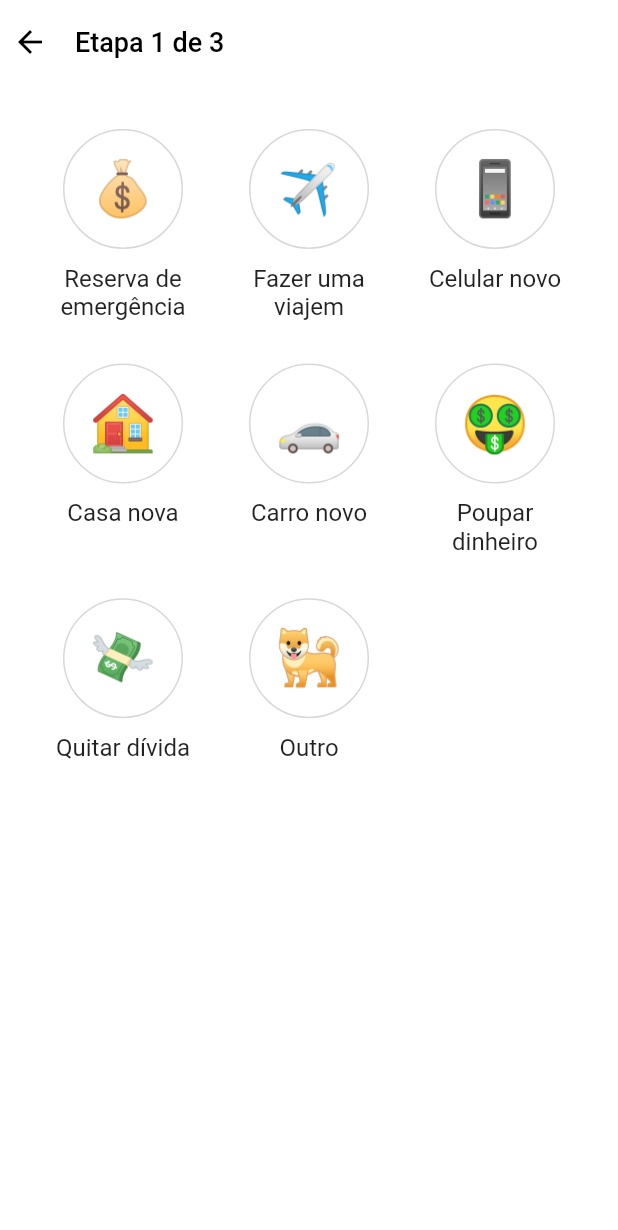
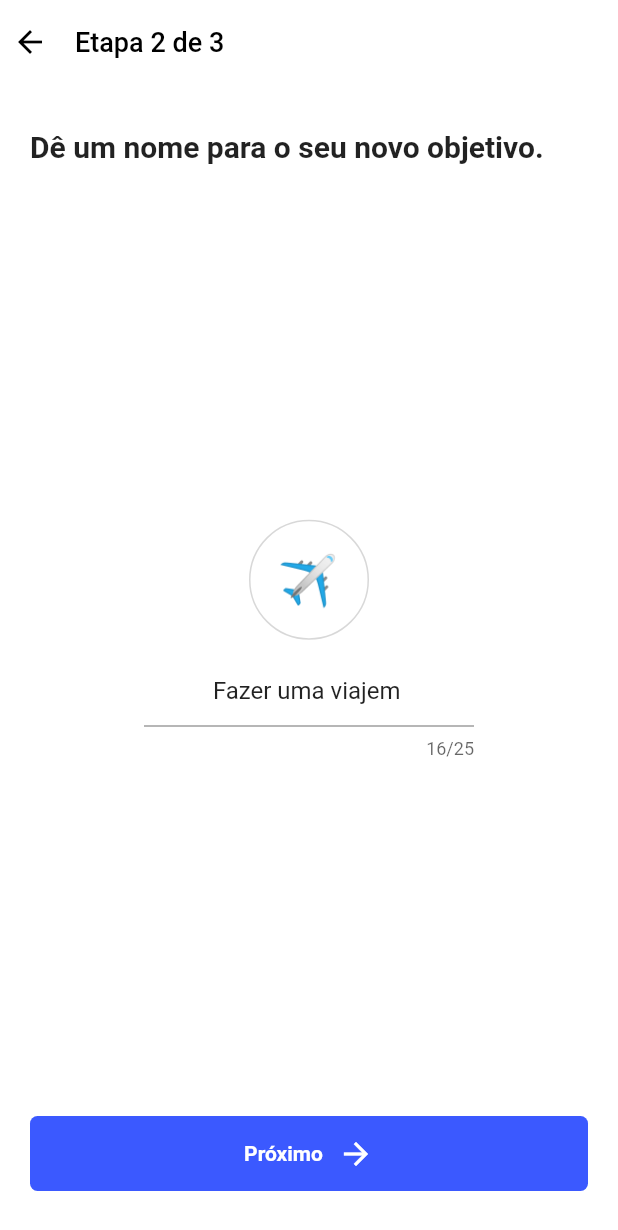
Before and after one commit to jpssantiago/cofrinho_digital, a Flutter app: the SelectGoalTypePage screen opened by its route, after a tap on an icon or button, on a phone screen of 412 x 824 dp. Shown: the top 1230 px of the screen. Run offline on Flutter 3.47's test engine with Material 2 defaults, Android fonts, the phone set to English and light mode, and no system bars; our stand-ins replace sqflite; accounts and stored records are empty.

Commit message:
Adicionado 1a versão da página de editar nome pra adicionar objetivo.

```diff
--- a/lib/main.dart
+++ b/lib/main.dart
@@ -10,6 +10,7 @@ import 'pages/main/main_page.dart';
 import 'pages/profile/profile_page.dart';
 import 'pages/edit_profile/edit_profile_page.dart';
 import 'pages/add_goal/select_goal_type_page.dart';
+import 'pages/add_goal/goal_name_page.dart';
 
 void main() async {
   WidgetsFlutterBinding.ensureInitialized();
@@ -32,6 +33,7 @@ class MyApp extends StatelessWidget {
           '/profile': (context) => const ProfilePage(),
           '/edit_profile': (context) => const EditProfilePage(),
           '/select_goal_type': (context) => const SelectGoalTypePage(),
+          '/goal_name': (context) => const GoalNamePage(),
         },
         initialRoute: '/welcome',
         theme: _buildTheme(),
--- /dev/null
+++ b/lib/pages/add_goal/goal_name_page.dart
@@ -0,0 +1,132 @@
+import 'package:flutter/material.dart';
+
+import '/widgets/custom_app_bar.dart';
+import '/models/goal_category_model.dart';
+
+class GoalNamePage extends StatelessWidget {
+  const GoalNamePage({Key? key}) : super(key: key);
+
+  @override
+  Widget build(BuildContext context) {
+    Object? args = ModalRoute.of(context)!.settings.arguments;
+    GoalCategoryModel category = args as GoalCategoryModel;
+    TextEditingController _controller = TextEditingController(
+      text: category.name,
+    );
+
+    Widget _buildTitle() {
+      return const Padding(
+        padding: EdgeInsets.only(left: 20, top: 30, right: 20),
+        child: Text(
+          'Dê um nome para o seu novo objetivo.',
+          style: TextStyle(
+            fontSize: 20,
+            fontWeight: FontWeight.bold,
+          ),
+        ),
+      );
+    }
+
+    Widget _buildEmoji() {
+      return Center(
+        child: Container(
+          width: 80,
+          height: 80,
+          decoration: BoxDecoration(
+            shape: BoxShape.circle,
+            border: Border.all(
+              color: const Color(0xFFD8D8D8),
+            ),
+          ),
+          child: Center(
+            child: Text(
+              category.emoji,
+              style: const TextStyle(
+                fontSize: 36,
+              ),
+              textAlign: TextAlign.center,
+            ),
+          ),
+        ),
+      );
+    }
+
+    Widget _buildInput() {
+      return Padding(
+        padding: const EdgeInsets.only(top: 10),
+        child: Center(
+          child: SizedBox(
+            width: 220,
+            child: TextField(
+              textAlign: TextAlign.center,
+              controller: _controller,
+              maxLength: 25,
+              decoration: const InputDecoration(),
+            ),
+          ),
+        ),
+      );
+    }
+
+    Widget _buildButton() {
+      void handleSubmit() {
+        String name = _controller.text;
+        if (name.trim().isEmpty) {
+          return; // TODO: Alertar que não pode ser vázio.
+        }
+
+        // TODO: Redirecionar para a etapa final.
+      }
+
+      return Padding(
+        padding: const EdgeInsets.only(left: 20, bottom: 30, right: 20),
+        child: GestureDetector(
+          onTap: handleSubmit,
+          child: Container(
+            height: 50,
+            decoration: BoxDecoration(
+              color: Theme.of(context).primaryColor,
+              borderRadius: BorderRadius.circular(5),
+            ),
+            child: Row(
+              mainAxisAlignment: MainAxisAlignment.center,
+              children: const [
+                Text(
+                  'Próximo',
+                  style: TextStyle(
+                    fontSize: 14,
+                    fontWeight: FontWeight.bold,
+                    color: Colors.white,
+                  ),
+                ),
+                SizedBox(width: 10),
+                Icon(
+                  Icons.arrow_forward,
+                  color: Colors.white,
+                ),
+              ],
+            ),
+          ),
+        ),
+      );
+    }
+
+    return Scaffold(
+      appBar: CustomAppBar.buildWhiteAppBar(title: 'Etapa 2 de 3'),
+      body: Container(
+        color: Colors.white,
+        child: Column(
+          crossAxisAlignment: CrossAxisAlignment.start,
+          children: [
+            _buildTitle(),
+            const Spacer(),
+            _buildEmoji(),
+            _buildInput(),
+            const Spacer(),
+            _buildButton(),
+          ],
+        ),
+      ),
+    );
+  }
+}
--- a/lib/pages/add_goal/select_goal_type_page.dart
+++ b/lib/pages/add_goal/select_goal_type_page.dart
@@ -60,7 +60,7 @@ class SelectGoalTypePage extends StatelessWidget {
       }
 
       void handleTap() {
-        // TODO: Abrir página de edição de nome e emoji
+        Navigator.of(context).pushNamed('/goal_name', arguments: category);
       }
 
       return GestureDetector(
```
